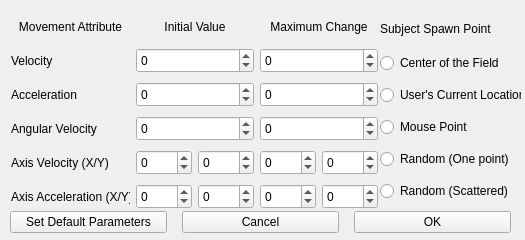
This is shipyard/subjectwindow.ui in terratenff/yrn-eavat-zrff as Qt 5 draws it before an edit. The edited form follows.
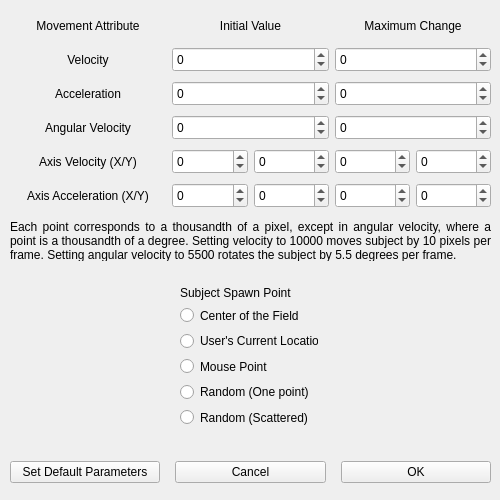
This is the edited form.

Commit message: Increased spinbox limits, expanded subject window and added a minor explanation of parameter scales

Diff of the .ui file:
```diff
--- a/shipyard/subjectwindow.ui
+++ b/shipyard/subjectwindow.ui
@@ -6,8 +6,8 @@
    <rect>
     <x>0</x>
     <y>0</y>
-    <width>525</width>
-    <height>240</height>
+    <width>500</width>
+    <height>500</height>
    </rect>
   </property>
   <property name="windowTitle">
@@ -16,9 +16,9 @@
   <widget class="QWidget" name="layoutWidget">
    <property name="geometry">
     <rect>
-     <x>11</x>
-     <y>11</y>
-     <width>367</width>
+     <x>10</x>
+     <y>10</y>
+     <width>481</width>
      <height>201</height>
     </rect>
    </property>
@@ -64,6 +64,9 @@
         <property name="text">
          <string>Velocity</string>
         </property>
+        <property name="alignment">
+         <set>Qt::AlignCenter</set>
+        </property>
        </widget>
       </item>
       <item>
@@ -83,6 +86,9 @@
         <property name="text">
          <string>Acceleration</string>
         </property>
+        <property name="alignment">
+         <set>Qt::AlignCenter</set>
+        </property>
        </widget>
       </item>
       <item>
@@ -102,6 +108,9 @@
         <property name="text">
          <string>Angular Velocity</string>
         </property>
+        <property name="alignment">
+         <set>Qt::AlignCenter</set>
+        </property>
        </widget>
       </item>
       <item>
@@ -121,6 +130,9 @@
         <property name="text">
          <string>Axis Velocity (X/Y)</string>
         </property>
+        <property name="alignment">
+         <set>Qt::AlignCenter</set>
+        </property>
        </widget>
       </item>
       <item>
@@ -140,6 +152,9 @@
         <property name="text">
          <string>Axis Acceleration (X/Y)</string>
         </property>
+        <property name="alignment">
+         <set>Qt::AlignCenter</set>
+        </property>
        </widget>
       </item>
      </layout>
@@ -183,10 +198,10 @@
          </size>
         </property>
         <property name="minimum">
-         <number>-99999</number>
+         <number>-999999999</number>
         </property>
         <property name="maximum">
-         <number>99999</number>
+         <number>999999999</number>
         </property>
        </widget>
       </item>
@@ -205,10 +220,10 @@
          </size>
         </property>
         <property name="minimum">
-         <number>-99999</number>
+         <number>-999999999</number>
         </property>
         <property name="maximum">
-         <number>99999</number>
+         <number>999999999</number>
         </property>
        </widget>
       </item>
@@ -227,10 +242,10 @@
          </size>
         </property>
         <property name="minimum">
-         <number>-99999</number>
+         <number>-999999999</number>
         </property>
         <property name="maximum">
-         <number>99999</number>
+         <number>999999999</number>
         </property>
        </widget>
       </item>
@@ -251,10 +266,10 @@
            </size>
           </property>
           <property name="minimum">
-           <number>-99999</number>
+           <number>-999999</number>
           </property>
           <property name="maximum">
-           <number>99999</number>
+           <number>999999</number>
           </property>
          </widget>
         </item>
@@ -273,10 +288,10 @@
            </size>
           </property>
           <property name="minimum">
-           <number>-99999</number>
+           <number>-999999</number>
           </property>
           <property name="maximum">
-           <number>99999</number>
+           <number>999999</number>
           </property>
          </widget>
         </item>
@@ -299,10 +314,10 @@
            </size>
           </property>
           <property name="minimum">
-           <number>-99999</number>
+           <number>-999999</number>
           </property>
           <property name="maximum">
-           <number>99999</number>
+           <number>999999</number>
           </property>
          </widget>
         </item>
@@ -321,10 +336,10 @@
            </size>
           </property>
           <property name="minimum">
-           <number>-99999</number>
+           <number>-999999</number>
           </property>
           <property name="maximum">
-           <number>99999</number>
+           <number>999999</number>
           </property>
          </widget>
         </item>
@@ -371,10 +386,10 @@
          </size>
         </property>
         <property name="minimum">
-         <number>-99999</number>
+         <number>-999999999</number>
         </property>
         <property name="maximum">
-         <number>99999</number>
+         <number>999999999</number>
         </property>
        </widget>
       </item>
@@ -393,10 +408,10 @@
          </size>
         </property>
         <property name="minimum">
-         <number>-99999</number>
+         <number>-999999999</number>
         </property>
         <property name="maximum">
-         <number>99999</number>
+         <number>999999999</number>
         </property>
        </widget>
       </item>
@@ -415,10 +430,10 @@
          </size>
         </property>
         <property name="minimum">
-         <number>-99999</number>
+         <number>-999999999</number>
         </property>
         <property name="maximum">
-         <number>99999</number>
+         <number>999999999</number>
         </property>
        </widget>
       </item>
@@ -442,10 +457,10 @@
            <bool>true</bool>
           </property>
           <property name="minimum">
-           <number>-99999</number>
+           <number>-999999</number>
           </property>
           <property name="maximum">
-           <number>99999</number>
+           <number>999999</number>
           </property>
          </widget>
         </item>
@@ -464,10 +479,10 @@
            </size>
           </property>
           <property name="minimum">
-           <number>-99999</number>
+           <number>-999999</number>
           </property>
           <property name="maximum">
-           <number>99999</number>
+           <number>999999</number>
           </property>
          </widget>
         </item>
@@ -490,10 +505,10 @@
            </size>
           </property>
           <property name="minimum">
-           <number>-99999</number>
+           <number>-999999</number>
           </property>
           <property name="maximum">
-           <number>99999</number>
+           <number>999999</number>
           </property>
          </widget>
         </item>
@@ -512,10 +527,10 @@
            </size>
           </property>
           <property name="minimum">
-           <number>-99999</number>
+           <number>-999999</number>
           </property>
           <property name="maximum">
-           <number>99999</number>
+           <number>999999</number>
           </property>
          </widget>
         </item>
@@ -528,10 +543,77 @@
   <widget class="QWidget" name="layoutWidget">
    <property name="geometry">
     <rect>
-     <x>380</x>
-     <y>10</y>
-     <width>141</width>
-     <height>201</height>
+     <x>10</x>
+     <y>460</y>
+     <width>481</width>
+     <height>25</height>
+    </rect>
+   </property>
+   <layout class="QHBoxLayout" name="horizontalLayout_2">
+    <property name="spacing">
+     <number>15</number>
+    </property>
+    <item>
+     <widget class="QPushButton" name="buttonDefault">
+      <property name="text">
+       <string>Set Default Parameters</string>
+      </property>
+     </widget>
+    </item>
+    <item>
+     <widget class="QPushButton" name="buttonCancel">
+      <property name="text">
+       <string>Cancel</string>
+      </property>
+     </widget>
+    </item>
+    <item>
+     <widget class="QPushButton" name="buttonOK">
+      <property name="text">
+       <string>OK</string>
+      </property>
+     </widget>
+    </item>
+   </layout>
+  </widget>
+  <widget class="QLabel" name="label_10">
+   <property name="geometry">
+    <rect>
+     <x>10</x>
+     <y>220</y>
+     <width>481</width>
+     <height>41</height>
+    </rect>
+   </property>
+   <property name="minimumSize">
+    <size>
+     <width>0</width>
+     <height>25</height>
+    </size>
+   </property>
+   <property name="maximumSize">
+    <size>
+     <width>16777215</width>
+     <height>75</height>
+    </size>
+   </property>
+   <property name="text">
+    <string>Each point corresponds to a thousandth of a pixel, except in angular velocity, where a point is a thousandth of a degree. Setting velocity to 10000 moves subject by 10 pixels per frame. Setting angular velocity to 5500 rotates the subject by 5.5 degrees per frame.</string>
+   </property>
+   <property name="alignment">
+    <set>Qt::AlignJustify|Qt::AlignVCenter</set>
+   </property>
+   <property name="wordWrap">
+    <bool>true</bool>
+   </property>
+  </widget>
+  <widget class="QWidget" name="">
+   <property name="geometry">
+    <rect>
+     <x>180</x>
+     <y>280</y>
+     <width>138</width>
+     <height>147</height>
     </rect>
    </property>
    <layout class="QVBoxLayout" name="verticalLayout_4">
@@ -591,42 +673,6 @@
     </item>
    </layout>
   </widget>
-  <widget class="QWidget" name="layoutWidget">
-   <property name="geometry">
-    <rect>
-     <x>10</x>
-     <y>210</y>
-     <width>501</width>
-     <height>25</height>
-    </rect>
-   </property>
-   <layout class="QHBoxLayout" name="horizontalLayout_2">
-    <property name="spacing">
-     <number>15</number>
-    </property>
-    <item>
-     <widget class="QPushButton" name="buttonDefault">
-      <property name="text">
-       <string>Set Default Parameters</string>
-      </property>
-     </widget>
-    </item>
-    <item>
-     <widget class="QPushButton" name="buttonCancel">
-      <property name="text">
-       <string>Cancel</string>
-      </property>
-     </widget>
-    </item>
-    <item>
-     <widget class="QPushButton" name="buttonOK">
-      <property name="text">
-       <string>OK</string>
-      </property>
-     </widget>
-    </item>
-   </layout>
-  </widget>
  </widget>
  <resources/>
  <connections/>
```
Left out of the diff: 2 changed lines with no effect on the pictures.
